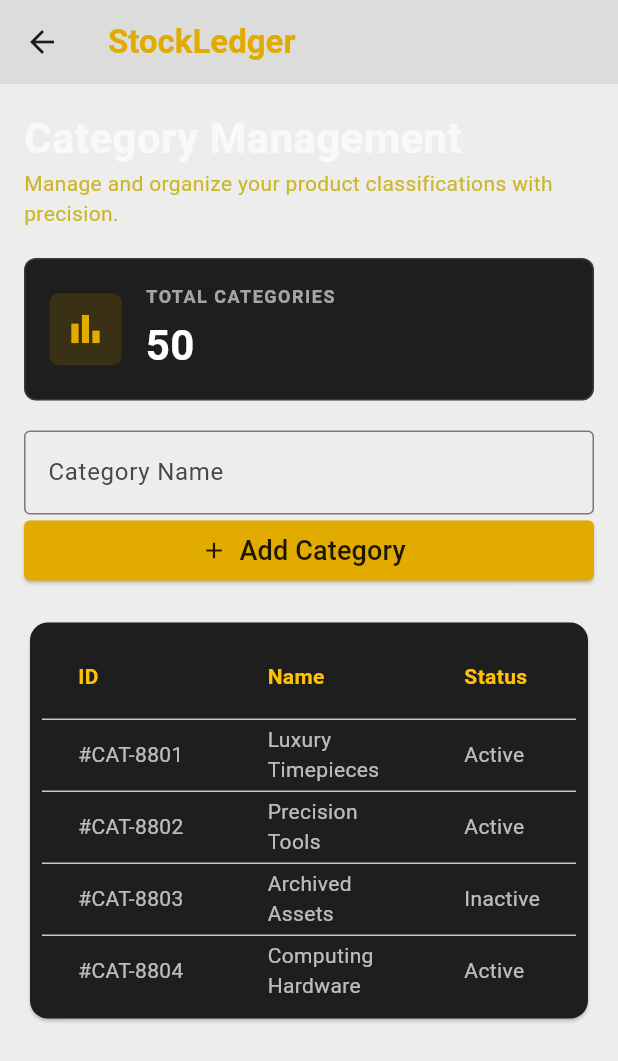
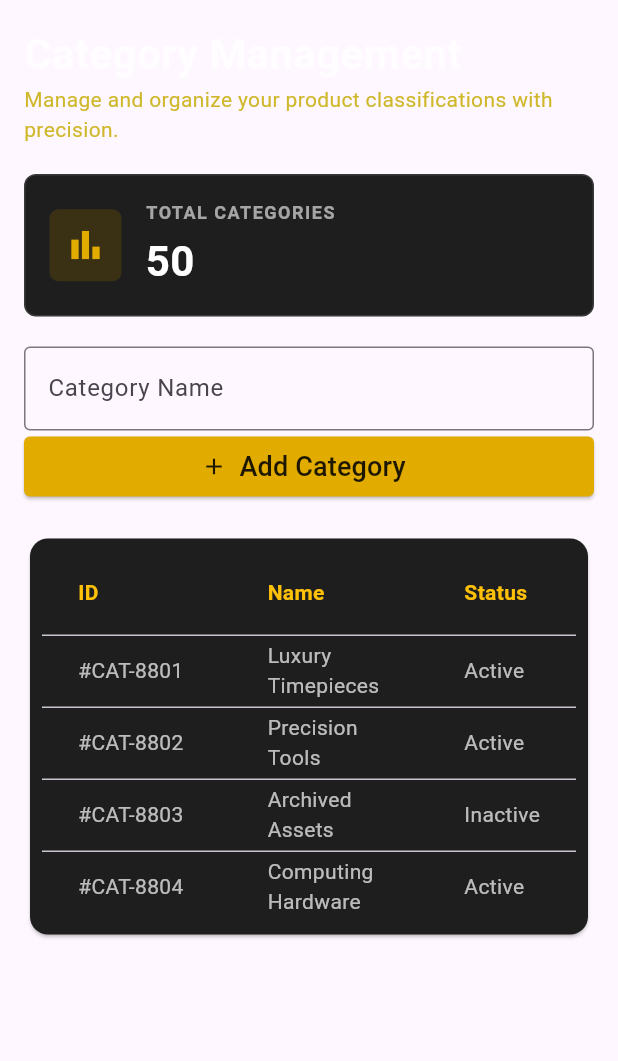
Before and after one commit to ferdoushasanpr/stockledger, a Flutter app: the CategoryScreen widget shown alone on an empty page, opened directly, on a phone screen of 412 x 824 dp. Shown: the top 1061 px of the screen. Run offline on Flutter 3.47's test engine with Material 3 defaults, Android fonts, the phone set to English and light mode, and no system bars.

Commit message:
fix: Appbar Removed from Category Screen.

```diff
--- a/lib/screens/category_screen.dart
+++ b/lib/screens/category_screen.dart
@@ -6,19 +6,7 @@
 
   @override
   Widget build(BuildContext context) {
-    return Scaffold(
-      backgroundColor: Color(0x13131300),
-      appBar: AppBar(
-        title: const Text(
-          "StockLedger",
-          style: TextStyle(
-            color: Color(0xFFE2AB00),
-            fontWeight: FontWeight.bold,
-          ),
-        ),
-        backgroundColor: Color(0x13131300),
-      ),
-      body: Padding(
+    return Padding(
       padding: const EdgeInsets.all(16.0),
       child: Column(
         crossAxisAlignment: CrossAxisAlignment.stretch,
@@ -123,7 +111,6 @@
           ),
         ],
       ),
-      ),
     );
   }
 }
--- a/lib/screens/login_screen.dart
+++ b/lib/screens/login_screen.dart
@@ -1,5 +1,4 @@
 import "package:flutter/material.dart";
-import "package:stockledger/screens/category_screen.dart";
 
 class LoginScreen extends StatefulWidget {
   const LoginScreen({super.key, required this.loginHandler});
```
Lines whose indentation alone changed are shown as unchanged.
